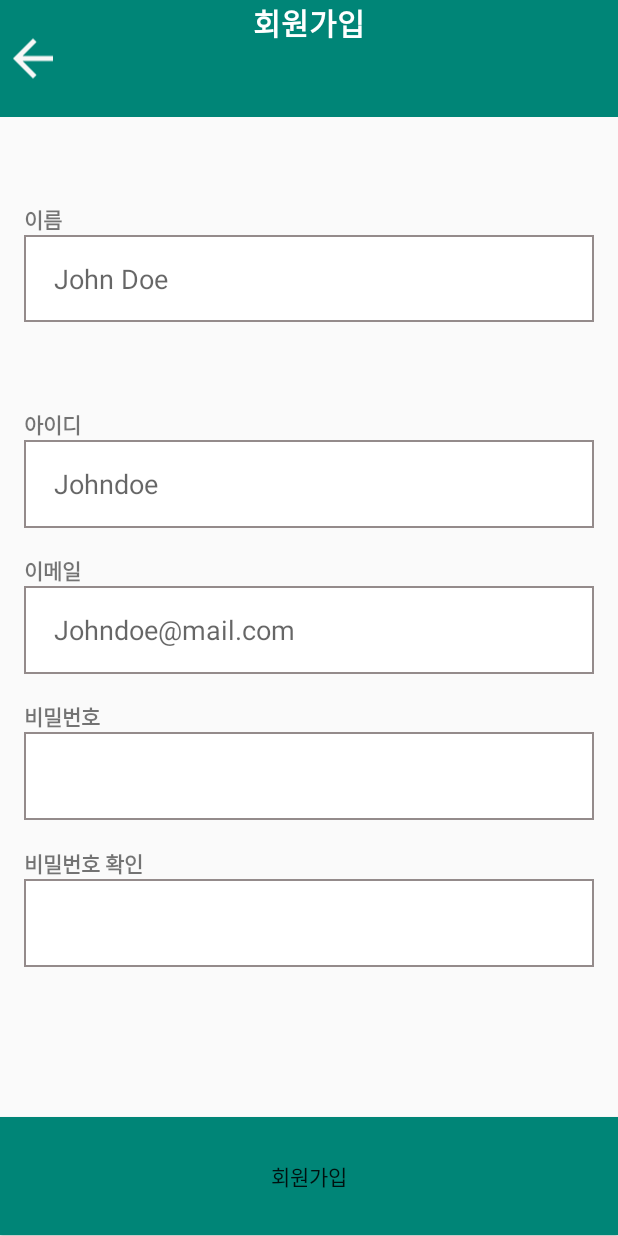
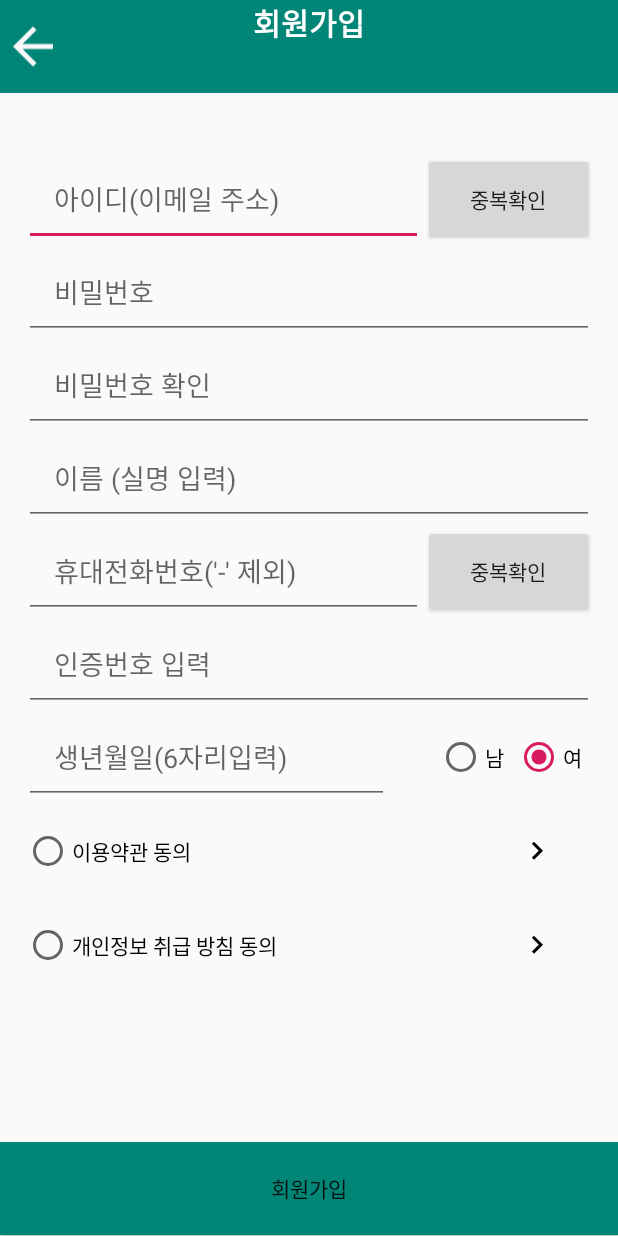
Before and after one commit to YoonSuHyeon/SMRP, an Android app: the SignUpActivity screen opened directly, with no data from a screen before it, on a phone screen of 412 x 824 dp. Run offline under Robolectric (Android 15) with nearby library versions, the phone set to English and light mode, and no system bars.

Commit message:
# Recovery

```diff
--- a/app/src/main/java/com/example/smrp/SignUpActivity.java
+++ b/app/src/main/java/com/example/smrp/SignUpActivity.java
@@ -11,7 +11,7 @@ import android.widget.EditText;
 
 public class SignUpActivity extends AppCompatActivity {
     /* 이름, 아이디, 이메일, 비밀번호, 비밀번호 확인 객치(여기서 sua는 SignUpActivity의 앞글자를 딴 것이다.) */
-    EditText Txt_sua_name, Txt_sua_id,Txt_sua_email,Txt_sua_password1,Txt_sua_password2;
+
     Button Btn_sua_singup; // 회원가입 버튼 객체
     @SuppressLint("WrongViewCast")
     @Override
@@ -20,11 +20,8 @@ public class SignUpActivity extends AppCompatActivity {
         setContentView(R.layout.activity_sign_up);
 
 
-        Txt_sua_name = findViewById(R.id.Txt_sua_name);
-        Txt_sua_id = findViewById(R.id.Txt_sua_id);
-        Txt_sua_email = findViewById(R.id.Txt_sua_email);
-        Txt_sua_password1 = findViewById(R.id.Txt_sua_password1);
-        Txt_sua_password2 = findViewById(R.id.Txt_sua_password2);
+
+
         Btn_sua_singup = findViewById(R.id.Btn_sua_signup);
 
         Btn_sua_singup.setOnClickListener(new View.OnClickListener() {
--- /dev/null
+++ b/app/src/main/res/drawable/ic_keyboard_arrow_24dp.xml
@@ -0,0 +1,9 @@
+<vector xmlns:android="http://schemas.android.com/apk/res/android"
+        android:width="24dp"
+        android:height="24dp"
+        android:viewportWidth="24.0"
+        android:viewportHeight="24.0">
+    <path
+        android:fillColor="#FF000000"
+        android:pathData="M8.59,16.34l4.58,-4.59 -4.58,-4.59L10,5.75l6,6 -6,6z"/>
+</vector>
--- a/app/src/main/res/layout/activity_sign_up.xml
+++ b/app/src/main/res/layout/activity_sign_up.xml
@@ -12,7 +12,7 @@
 
         android:layout_width="match_parent"
         android:layout_height="0dp"
-        android:layout_weight="0.2"
+        android:layout_weight="0.1"
         android:orientation="horizontal"
         android:background="@color/colorPrimary">
 
@@ -40,42 +40,34 @@
             />
     </RelativeLayout>
 
-    <TextView
+
+
+    <LinearLayout
         android:layout_marginTop="40dp"
-        android:layout_marginLeft="16dp"
-        android:layout_marginRight="16dp"
-        android:layout_width="wrap_content"
-        android:layout_height="0dp"
-        android:layout_weight="0.1"
-        android:text="이름"
-        android:textStyle="bold"
-        android:gravity="bottom"/>
-
-    <EditText
         android:id="@+id/Txt_sua_name"
         android:layout_width="match_parent"
         android:layout_height="0dp"
         android:layout_marginLeft="16dp"
         android:layout_marginRight="16dp"
-        android:layout_weight="0.15"
-        android:background="@drawable/border"
-        android:hint="John Doe"
-        android:inputType="text"
+        android:layout_weight="0.1">
 
-        android:paddingStart="20dp"
-        android:paddingEnd="20dp" />
+        <EditText
+            android:layout_height="match_parent"
+            android:layout_width="0dp"
+            android:layout_weight="0.7"
+            android:hint="아이디(이메일 주소)"
+            android:inputType="text"
+            android:paddingStart="20dp"
+            android:paddingEnd="20dp" />
+        <Button
+            android:layout_height="match_parent"
+            android:layout_width="0dp"
+            android:layout_weight="0.3"
+            android:text="중복확인"/>
 
-    <TextView
-        android:id="@+id/textView"
-        android:layout_width="match_parent"
-        android:layout_height="0dp"
-        android:layout_marginLeft="16dp"
-        android:layout_marginTop="40dp"
-        android:layout_marginRight="16dp"
-        android:layout_weight="0.1"
-        android:gravity="bottom"
-        android:text="아이디"
-        android:textStyle="bold" />
+
+    </LinearLayout>
+
 
     <EditText
         android:id="@+id/Txt_sua_id"
@@ -83,23 +75,11 @@
         android:layout_height="0dp"
         android:layout_marginLeft="16dp"
         android:layout_marginRight="16dp"
-        android:layout_weight="0.15"
-        android:background="@drawable/border"
-        android:hint="Johndoe"
+        android:layout_weight="0.1"
+        android:hint="비밀번호"
         android:inputType="text"
-
         android:paddingStart="20dp"
         android:paddingEnd="20dp" />
-
-    <TextView
-        android:layout_marginLeft="16dp"
-        android:layout_marginRight="16dp"
-        android:layout_width="wrap_content"
-        android:layout_height="0dp"
-        android:layout_weight="0.1"
-        android:text="이메일"
-        android:gravity="bottom"
-        android:textStyle="bold"/>
 
     <EditText
         android:id="@+id/Txt_sua_email"
@@ -107,63 +87,159 @@
         android:layout_height="0dp"
         android:layout_marginLeft="16dp"
         android:layout_marginRight="16dp"
-        android:layout_weight="0.15"
-        android:background="@drawable/border"
-        android:hint="Johndoe@mail.com"
+        android:layout_weight="0.1"
+        android:hint="비밀번호 확인"
         android:inputType="textEmailAddress"
         android:paddingStart="20dp"
         android:paddingEnd="20dp" />
-    <TextView
-        android:layout_marginLeft="16dp"
-        android:layout_marginRight="16dp"
-        android:layout_width="wrap_content"
-        android:layout_height="0dp"
-        android:layout_weight="0.1"
-        android:text="비밀번호"
-        android:gravity="bottom"
-        android:textStyle="bold"/>
-
     <EditText
-
         android:id="@+id/Txt_sua_password1"
         android:layout_width="match_parent"
         android:layout_height="0dp"
         android:layout_marginLeft="16dp"
         android:layout_marginRight="16dp"
-        android:layout_weight="0.15"
-        android:background="@drawable/border"
+        android:layout_weight="0.1"
+        android:hint="이름 (실명 입력)"
         android:inputType="textPassword"
         android:paddingStart="20dp"
         android:paddingEnd="20dp" />
-    <TextView
-        android:layout_marginLeft="16dp"
-        android:layout_marginRight="16dp"
-        android:layout_width="wrap_content"
-        android:layout_height="0dp"
-        android:layout_weight="0.1"
-        android:text="비밀번호 확인"
-        android:gravity="bottom"
-        android:textStyle="bold"/>
 
-    <EditText
-        android:id="@+id/Txt_sua_password2"
+    <LinearLayout
         android:layout_width="match_parent"
         android:layout_height="0dp"
         android:layout_marginLeft="16dp"
         android:layout_marginRight="16dp"
-        android:layout_marginBottom="100dp"
-        android:layout_weight="0.15"
-        android:background="@drawable/border"
+        android:layout_weight="0.1">
+
+        <EditText
+            android:layout_width="0dp"
+            android:layout_height="match_parent"
+            android:layout_weight="0.7"
+            android:inputType="textPassword"
+            android:hint="휴대전화번호('-' 제외)"
+            android:paddingStart="20dp"
+            android:paddingEnd="20dp" />
+        <Button
+            android:layout_height="match_parent"
+            android:layout_width="0dp"
+            android:layout_weight="0.3"
+            android:text="중복확인"/>
+
+
+    </LinearLayout>
+
+    <EditText
+        android:layout_width="match_parent"
+        android:layout_height="0dp"
+        android:layout_marginLeft="16dp"
+        android:layout_marginRight="16dp"
+        android:layout_weight="0.1"
         android:inputType="textPassword"
+        android:hint="인증번호 입력"
         android:paddingStart="20dp"
         android:paddingEnd="20dp" />
 
+    <LinearLayout
+        android:layout_width="match_parent"
+        android:layout_height="0dp"
+        android:layout_weight="0.1">
+        <EditText
+            android:layout_width="0dp"
+            android:layout_height="match_parent"
+            android:layout_marginRight="16dp"
+            android:layout_marginLeft="16dp"
+            android:layout_weight="0.7"
+            android:inputType="textPassword"
+            android:hint="생년월일(6자리입력)"
+            android:paddingStart="20dp"
+            android:paddingEnd="20dp" />
+        <RadioGroup
+            android:id="@+id/radio_group"
+            android:layout_width="0dp"
+            android:layout_weight="0.3"
+            android:layout_marginRight="16dp"
+            android:layout_marginLeft="16dp"
+            android:layout_height="match_parent"
+            android:orientation="horizontal"
+            android:weightSum="1">
+
+
+        <RadioButton
+            android:id="@+id/rg_1_btn_1"
+            android:layout_width="0dp"
+            android:layout_height="match_parent"
+            android:layout_weight="0.5"
+            android:checked="false"
+            android:text="남"
+
+            />
+
+        <RadioButton
+            android:id="@+id/rg_1_btn_2"
+            android:layout_width="0dp"
+            android:layout_height="match_parent"
+            android:layout_weight="0.5"
+            android:checked="true"
+            android:text="여" />
+
+        </RadioGroup>
+
+    </LinearLayout>
+
+    <LinearLayout
+        android:layout_marginLeft="16dp"
+        android:layout_marginRight="16dp"
+        android:layout_width="match_parent"
+        android:layout_height="0dp"
+        android:layout_weight="0.1"
+        android:orientation="horizontal"
+        android:weightSum="1">
+        <RadioButton
+            android:layout_width="0dp"
+            android:layout_height="match_parent"
+            android:layout_weight="0.8"
+            android:checked="false"
+            android:text="이용약관 동의" />
+        <ImageButton
+            android:background="@android:color/transparent"
+            android:layout_width="0dp"
+            android:layout_height="match_parent"
+            android:layout_weight="0.2"
+            android:src="@drawable/ic_keyboard_arrow_24dp"
+            />
+
+    </LinearLayout>
+
+    <LinearLayout
+        android:layout_marginLeft="16dp"
+        android:layout_marginRight="16dp"
+        android:layout_width="match_parent"
+        android:layout_height="0dp"
+        android:layout_weight="0.1"
+        android:orientation="horizontal"
+        android:weightSum="1">
+        <RadioButton
+            android:layout_width="0dp"
+            android:layout_height="match_parent"
+            android:layout_weight="0.8"
+            android:checked="false"
+            android:text="개인정보 취급 방침 동의" />
+        <ImageButton
+
+            android:background="@android:color/transparent"
+            android:layout_width="0dp"
+            android:layout_height="match_parent"
+            android:layout_weight="0.2"
+            android:src="@drawable/ic_keyboard_arrow_24dp"
+            />
+    </LinearLayout>
 
     <Button
         android:id="@+id/Btn_sua_signup"
+        android:layout_marginTop="100dp"
         android:layout_width="match_parent"
         android:layout_height="0dp"
-        android:layout_weight="0.2"
+        android:layout_weight="0.1"
         android:background="@color/colorPrimary"
         android:gravity="center"
         android:text="회원가입"
```
Also changed, not shown: app/src/main/java/com/example/smrp/HomeActivity.java (+1 -51 lines), app/src/main/java/com/example/smrp/ui/add_pill/Add_Pill_Fragment.java (deleted, +0 -35 lines), app/src/main/java/com/example/smrp/ui/add_pill/Add_Pill_ViewModel.java (deleted, +0 -19 lines), app/src/main/java/com/example/smrp/ui/search_pharmacy/Search_Pharmacy_Fragment.java (deleted, +0 -37 lines), app/src/main/java/com/example/smrp/ui/search_pharmacy/Search_Pharmacy_ViewModel.java (deleted, +0 -16 lines), app/src/main/res/layout/content_main.xml (+1 -10 lines), app/src/main/res/layout/fragment_add_pill.xml (deleted, +0 -23 lines), app/src/main/res/layout/fragment_find_pharmacy.xml (deleted, +0 -14 lines), app/src/main/res/layout/fragment_home.xml (deleted, +0 -23 lines), app/src/main/res/navigation/mobile_navigation.xml (deleted, +0 -24 lines).
